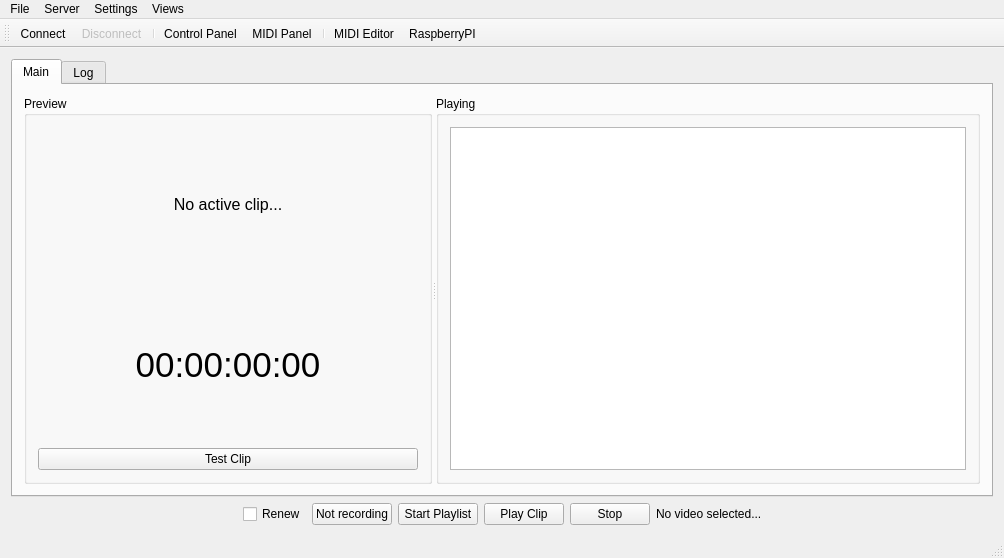
The window that CuteCaspar/MainWindow.ui (geertdaelemans/CuteCaspar) describes before a commit, drawn with Qt 5.
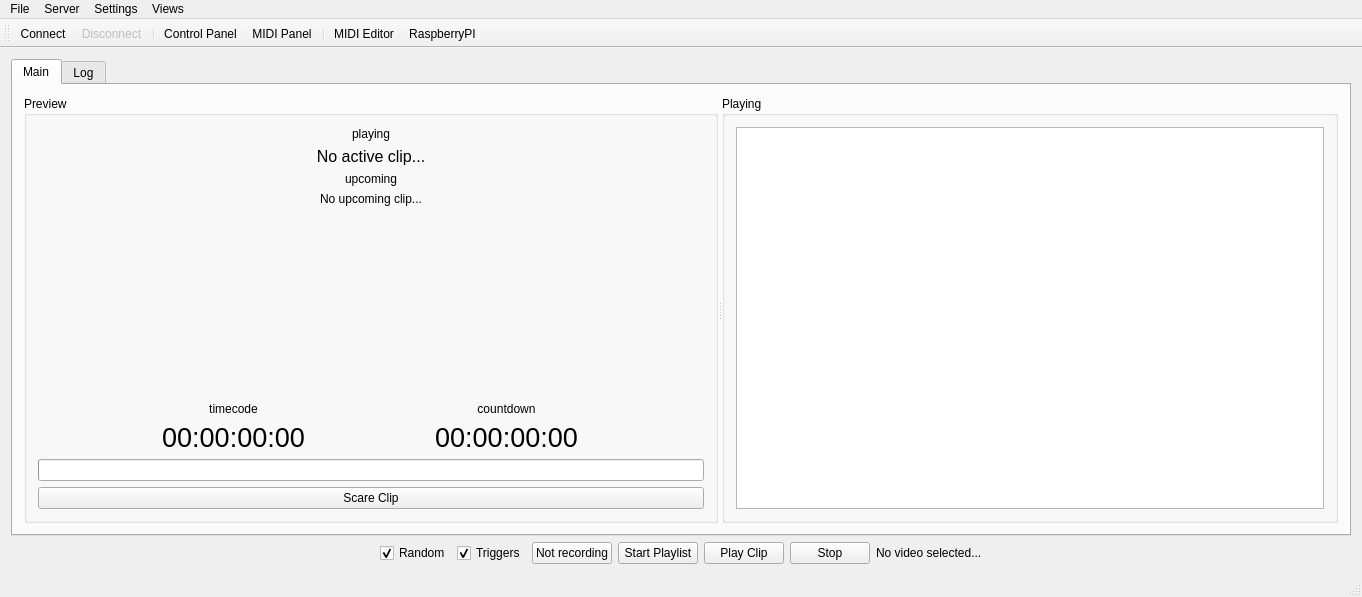
The same window after the commit. Icons and pictures are not drawn.

Commit message: Random playlist and timecode with countdown.

Patch:
```diff
--- a/CuteCaspar/MainWindow.ui
+++ b/CuteCaspar/MainWindow.ui
@@ -6,8 +6,8 @@
    <rect>
     <x>0</x>
     <y>0</y>
-    <width>1004</width>
-    <height>558</height>
+    <width>1362</width>
+    <height>597</height>
    </rect>
   </property>
   <property name="windowTitle">
@@ -55,8 +55,30 @@
             <string>Preview</string>
            </property>
            <layout class="QVBoxLayout" name="verticalLayout">
+            <item>
+             <widget class="QLabel" name="label">
+              <property name="sizePolicy">
+               <sizepolicy hsizetype="Preferred" vsizetype="Maximum">
+                <horstretch>0</horstretch>
+                <verstretch>0</verstretch>
+               </sizepolicy>
+              </property>
+              <property name="text">
+               <string>playing</string>
+              </property>
+              <property name="alignment">
+               <set>Qt::AlignCenter</set>
+              </property>
+             </widget>
+            </item>
             <item>
              <widget class="QLabel" name="clipName">
+              <property name="sizePolicy">
+               <sizepolicy hsizetype="Preferred" vsizetype="Maximum">
+                <horstretch>0</horstretch>
+                <verstretch>0</verstretch>
+               </sizepolicy>
+              </property>
               <property name="font">
                <font>
                 <pointsize>12</pointsize>
@@ -74,24 +96,165 @@
              </widget>
             </item>
             <item>
-             <widget class="QLabel" name="timeCode">
-              <property name="font">
-               <font>
-                <pointsize>26</pointsize>
-               </font>
+             <widget class="QLabel" name="label_2">
+              <property name="sizePolicy">
+               <sizepolicy hsizetype="Preferred" vsizetype="Maximum">
+                <horstretch>0</horstretch>
+                <verstretch>0</verstretch>
+               </sizepolicy>
               </property>
               <property name="text">
-               <string>00:00:00:00</string>
+               <string>upcoming</string>
               </property>
               <property name="alignment">
                <set>Qt::AlignCenter</set>
               </property>
              </widget>
             </item>
+            <item>
+             <widget class="QLabel" name="lblUpcomingClip">
+              <property name="sizePolicy">
+               <sizepolicy hsizetype="Preferred" vsizetype="Maximum">
+                <horstretch>0</horstretch>
+                <verstretch>0</verstretch>
+               </sizepolicy>
+              </property>
+              <property name="text">
+               <string>No upcoming clip...</string>
+              </property>
+              <property name="alignment">
+               <set>Qt::AlignCenter</set>
+              </property>
+             </widget>
+            </item>
+            <item>
+             <spacer name="verticalSpacer">
+              <property name="orientation">
+               <enum>Qt::Vertical</enum>
+              </property>
+              <property name="sizeHint" stdset="0">
+               <size>
+                <width>20</width>
+                <height>40</height>
+               </size>
+              </property>
+             </spacer>
+            </item>
+            <item>
+             <layout class="QHBoxLayout" name="horizontalLayout_2">
+              <item>
+               <layout class="QVBoxLayout" name="timecode">
+                <property name="sizeConstraint">
+                 <enum>QLayout::SetDefaultConstraint</enum>
+                </property>
+                <item>
+                 <widget class="QLabel" name="label_3">
+                  <property name="sizePolicy">
+                   <sizepolicy hsizetype="Preferred" vsizetype="Maximum">
+                    <horstretch>0</horstretch>
+                    <verstretch>0</verstretch>
+                   </sizepolicy>
+                  </property>
+                  <property name="text">
+                   <string>timecode</string>
+                  </property>
+                  <property name="alignment">
+                   <set>Qt::AlignCenter</set>
+                  </property>
+                 </widget>
+                </item>
+                <item>
+                 <widget class="QLabel" name="timeCode">
+                  <property name="sizePolicy">
+                   <sizepolicy hsizetype="Maximum" vsizetype="Preferred">
+                    <horstretch>0</horstretch>
+                    <verstretch>0</verstretch>
+                   </sizepolicy>
+                  </property>
+                  <property name="minimumSize">
+                   <size>
+                    <width>100</width>
+                    <height>0</height>
+                   </size>
+                  </property>
+                  <property name="font">
+                   <font>
+                    <pointsize>20</pointsize>
+                   </font>
+                  </property>
+                  <property name="text">
+                   <string>00:00:00:00</string>
+                  </property>
+                  <property name="alignment">
+                   <set>Qt::AlignCenter</set>
+                  </property>
+                 </widget>
+                </item>
+               </layout>
+              </item>
+              <item>
+               <layout class="QVBoxLayout" name="countdown">
+                <item>
+                 <widget class="QLabel" name="label_4">
+                  <property name="sizePolicy">
+                   <sizepolicy hsizetype="Preferred" vsizetype="Maximum">
+                    <horstretch>0</horstretch>
+                    <verstretch>0</verstretch>
+                   </sizepolicy>
+                  </property>
+                  <property name="text">
+                   <string>countdown</string>
+                  </property>
+                  <property name="alignment">
+                   <set>Qt::AlignCenter</set>
+                  </property>
+                 </widget>
+                </item>
+                <item>
+                 <widget class="QLabel" name="lblDuration">
+                  <property name="sizePolicy">
+                   <sizepolicy hsizetype="Maximum" vsizetype="Preferred">
+                    <horstretch>0</horstretch>
+                    <verstretch>0</verstretch>
+                   </sizepolicy>
+                  </property>
+                  <property name="font">
+                   <font>
+                    <pointsize>20</pointsize>
+                   </font>
+                  </property>
+                  <property name="text">
+                   <string>00:00:00:00</string>
+                  </property>
+                  <property name="alignment">
+                   <set>Qt::AlignCenter</set>
+                  </property>
+                 </widget>
+                </item>
+               </layout>
+              </item>
+             </layout>
+            </item>
+            <item>
+             <widget class="QProgressBar" name="progressBar">
+              <property name="minimumSize">
+               <size>
+                <width>0</width>
+                <height>5</height>
+               </size>
+              </property>
+              <property name="value">
+               <number>0</number>
+              </property>
+              <property name="textVisible">
+               <bool>false</bool>
+              </property>
+             </widget>
+            </item>
             <item>
              <widget class="QPushButton" name="pushButton">
               <property name="text">
-               <string>Test Clip</string>
+               <string>Scare Clip</string>
               </property>
              </widget>
             </item>
@@ -155,12 +318,25 @@
        </spacer>
       </item>
       <item>
-       <widget class="QCheckBox" name="renewCheckBox">
+       <widget class="QCheckBox" name="chkRandom">
+        <property name="text">
+         <string>Random</string>
+        </property>
+        <property name="checked">
+         <bool>true</bool>
+        </property>
+       </widget>
+      </item>
+      <item>
+       <widget class="QCheckBox" name="chkTriggers">
         <property name="enabled">
          <bool>true</bool>
         </property>
         <property name="text">
-         <string>Renew</string>
+         <string>Triggers</string>
+        </property>
+        <property name="checked">
+         <bool>true</bool>
         </property>
        </widget>
       </item>
@@ -236,7 +412,7 @@
     <rect>
      <x>0</x>
      <y>0</y>
-     <width>1004</width>
+     <width>1362</width>
      <height>26</height>
     </rect>
    </property>
```
The commit also changes 7 other files.
